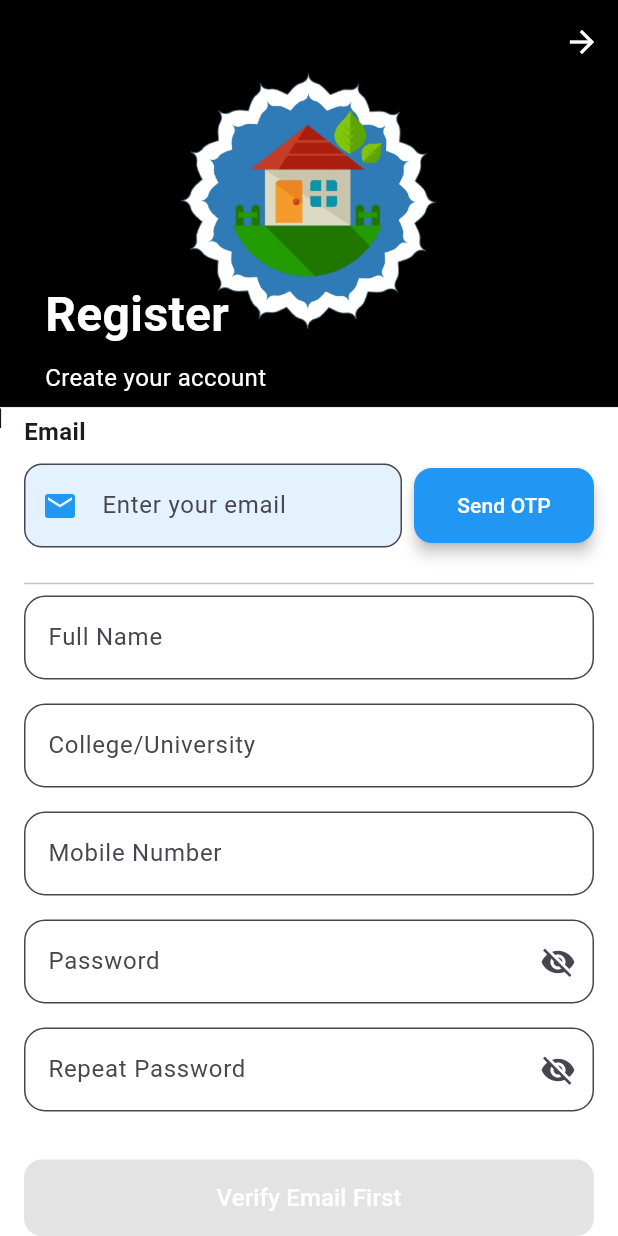
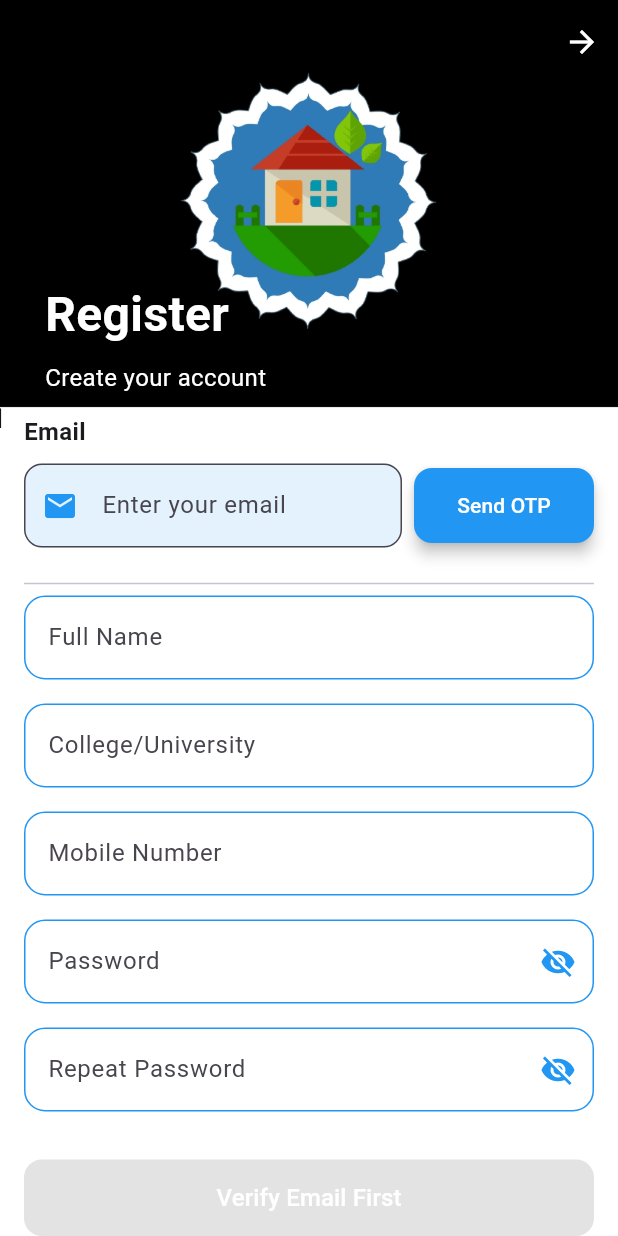
Before and after one commit to piyushbhakre/Asmolg, a Flutter app: the screen it shows after launch, after a tap on "Login", after a tap on "Register now", on a phone screen of 412 x 824 dp. Run offline on Flutter 3.47's test engine with Material 3 defaults, Android fonts, the phone set to English and light mode, and no system bars; our stand-ins replace awesome_notifications, carousel_slider, cherry_toast, cloud_firestore, device_info_plus, firebase_analytics and 11 more; missing offline and left inert: connectivity_wrapper, email_otp, flutter_upgrade_version, razorpay_flutter, screen_protector, syncfusion_flutter_pdfviewer; accounts and stored records are empty.

Commit message:
Simple Changes

```diff
--- a/lib/Authentication/LoginScreen.dart
+++ b/lib/Authentication/LoginScreen.dart
@@ -299,36 +299,72 @@ class _LoginScreenState extends State<LoginScreen> {
                 TextFormField(
                 controller: _emailController,
                 decoration: InputDecoration(
-                      hintText: 'Email',
                   labelText: 'Email',
-                      labelStyle: TextStyle(color: Colors.black54),
-                      errorText: _emailError,  // Show error next to email field
+                  labelStyle: TextStyle(color: Colors.black), // Label text color set to blue
+                  errorText: _emailError, // Show error next to email field
+                  errorStyle: TextStyle(color: Colors.redAccent), // Error text color
                   filled: true,
                   fillColor: Colors.white,
                   border: OutlineInputBorder(
                     borderRadius: BorderRadius.circular(8),
+                    borderSide: BorderSide(color: Colors.blue), // Default border color blue
+                  ),
+                  enabledBorder: OutlineInputBorder(
+                    borderRadius: BorderRadius.circular(8),
+                    borderSide: BorderSide(color: Colors.blue), // Blue border when enabled
+                  ),
+                  focusedBorder: OutlineInputBorder(
+                    borderRadius: BorderRadius.circular(8),
+                    borderSide: BorderSide(color: Colors.blue), // Blue border when focused
+                  ),
+                  disabledBorder: OutlineInputBorder(
+                    borderRadius: BorderRadius.circular(8),
+                    borderSide: BorderSide(color: Colors.blue), // Blue border when disabled
+                  ),
+                  prefixIcon: Icon(
+                    Icons.email,
+                    color: Colors.blue, // Prefix icon color set to blue
                   ),
                 ),
+                cursorColor: Colors.blueAccent, // Cursor color set to blue
+                keyboardType: TextInputType.emailAddress, // Ensures email-specific keyboard
+                style: TextStyle(fontSize: 16), // Text style
                 ),
                   SizedBox(height: 16),
                 TextFormField(
                   controller: _passwordController,
                   obscureText: _obscureTextPassword,
                   decoration: InputDecoration(
-                      hintText: 'Password',
                     labelText: 'Password',
-                      labelStyle: TextStyle(color: Colors.black54),
-                      errorText: _passwordError,  // Show error next to password field
+                    labelStyle: TextStyle(color: Colors.black), // Label text color set to blue
+                    errorText: _passwordError, // Show error next to password field
+                    errorStyle: TextStyle(color: Colors.redAccent), // Error text color
                     filled: true,
                     fillColor: Colors.white,
                     border: OutlineInputBorder(
                       borderRadius: BorderRadius.circular(8),
+                      borderSide: BorderSide(color: Colors.blue), // Default border color blue
+                    ),
+                    enabledBorder: OutlineInputBorder(
+                      borderRadius: BorderRadius.circular(8),
+                      borderSide: BorderSide(color: Colors.blue), // Blue border when enabled
+                    ),
+                    prefixIcon: Icon(
+                      Icons.password,
+                      color: Colors.blue, // Prefix icon color set to blue
+                    ),
+                    focusedBorder: OutlineInputBorder(
+                      borderRadius: BorderRadius.circular(8),
+                      borderSide: BorderSide(color: Colors.blue), // Blue border when focused
+                    ),
+                    disabledBorder: OutlineInputBorder(
+                      borderRadius: BorderRadius.circular(8),
+                      borderSide: BorderSide(color: Colors.blue), // Blue border when disabled
                     ),
                     suffixIcon: IconButton(
                       icon: Icon(
-                          _obscureTextPassword
-                              ? Icons.visibility_off
-                              : Icons.visibility,
+                        _obscureTextPassword ? Icons.visibility_off : Icons.visibility,
+                        color: Colors.blue, // Suffix icon color set to blue
                       ),
                       onPressed: () {
                         setState(() {
@@ -337,7 +373,9 @@ class _LoginScreenState extends State<LoginScreen> {
                       },
                     ),
                   ),
+                  cursorColor: Colors.blueAccent, // Cursor color set to blue
                 ),
+
                 SizedBox(height: 16),
                   Align(
                     alignment: Alignment.centerRight,
@@ -394,7 +432,7 @@ class _LoginScreenState extends State<LoginScreen> {
                       ),
                     ],
                   ),
-                ],
+              ]
               ),
               ),
             ),
@@ -405,7 +443,7 @@ class _LoginScreenState extends State<LoginScreen> {
                 color: Colors.black.withOpacity(0.5),
                 child: Center(
                   child: LoadingAnimationWidget.staggeredDotsWave(
-                    color: Colors.white,
+                    color: Colors.blueAccent,
                     size: 50,
                   ),
                 ),
--- a/lib/Authentication/RegisterPage.dart
+++ b/lib/Authentication/RegisterPage.dart
@@ -197,9 +197,6 @@ class _RegisterPageState extends State<RegisterPage> {
     });
 
     try {
-      // Create a user in Firebase Authentication
-      UserCredential userCredential = await FirebaseAuth.instance
-          .createUserWithEmailAndPassword(email: email, password: password);
 
       // Store additional details in Firestore
       await FirebaseFirestore.instance.collection('users').doc(email).set({
@@ -495,6 +492,7 @@ class _RegisterPageState extends State<RegisterPage> {
                         ),
                       ),
                     ),
+                    SizedBox(height: 20)
                   ],
                 ),
               ),
@@ -506,7 +504,7 @@ class _RegisterPageState extends State<RegisterPage> {
               color: Colors.black.withOpacity(0.5),
               child: Center(
                 child: LoadingAnimationWidget.staggeredDotsWave(
-                  color: Colors.white,
+                  color: Colors.blueAccent,
                   size: 50,
                 ),
               ),
@@ -516,8 +514,6 @@ class _RegisterPageState extends State<RegisterPage> {
       ),
     );
   }
-
-
 
   Widget _buildLargerTextField({
     required TextEditingController controller,
@@ -530,19 +526,31 @@ class _RegisterPageState extends State<RegisterPage> {
       controller: controller,
       keyboardType: keyboardType,
       inputFormatters: inputFormatters,
+      cursorColor: Colors.blueAccent,
       decoration: InputDecoration(
         labelText: label,
         hintText: hintText,
-        filled: true,
-        fillColor: Colors.white,
         border: OutlineInputBorder(
           borderRadius: BorderRadius.circular(14),
+          borderSide: BorderSide(color: Colors.blue),
+        ),
+        enabledBorder: OutlineInputBorder(
+          borderRadius: BorderRadius.circular(14),
+          borderSide: BorderSide(color: Colors.blue),
+        ),
+        focusedBorder: OutlineInputBorder(
+          borderRadius: BorderRadius.circular(14),
+          borderSide: BorderSide(color: Colors.blue),
+        ),
+        disabledBorder: OutlineInputBorder(
+          borderRadius: BorderRadius.circular(14),
+          borderSide: BorderSide(color: Colors.blue),
         ),
       ),
+      style: TextStyle(fontSize: 16),
     );
   }
 
-  /// Helper to build a password field with toggle visibility.
   Widget _buildPasswordField({
     required TextEditingController controller,
     required String label,
@@ -555,17 +563,35 @@ class _RegisterPageState extends State<RegisterPage> {
       obscureText: obscureText,
       decoration: InputDecoration(
         labelText: label,
-        hintText: hintText,
+        hintText: hintText, // Hint text color set to blue
         filled: true,
         fillColor: Colors.white,
         border: OutlineInputBorder(
           borderRadius: BorderRadius.circular(14),
+          borderSide: BorderSide(color: Colors.blue), // Default border color blue
+        ),
+        enabledBorder: OutlineInputBorder(
+          borderRadius: BorderRadius.circular(14),
+          borderSide: BorderSide(color: Colors.blue), // Blue border when enabled
+        ),
+        focusedBorder: OutlineInputBorder(
+          borderRadius: BorderRadius.circular(14),
+          borderSide: BorderSide(color: Colors.blue), // Blue border when focused
+        ),
+        disabledBorder: OutlineInputBorder(
+          borderRadius: BorderRadius.circular(14),
+          borderSide: BorderSide(color: Colors.blue), // Blue border when disabled
         ),
         suffixIcon: IconButton(
-          icon: Icon(obscureText ? Icons.visibility_off : Icons.visibility),
+          icon: Icon(
+            obscureText ? Icons.visibility_off : Icons.visibility,
+            color: Colors.blue, // Icon color set to blue
+          ),
           onPressed: onToggle,
         ),
       ),
+      cursorColor: Colors.blueAccent, // Cursor color set to blue
     );
+
   }
 }
--- a/lib/MainScreeens/DashboardScreen.dart
+++ b/lib/MainScreeens/DashboardScreen.dart
@@ -306,7 +306,7 @@ class _DashboardScreenState extends State<DashboardScreen> {
             color: Colors.white.withOpacity(0.8),
             child: Center(
               child: LoadingAnimationWidget.staggeredDotsWave(
-                color: Colors.black,
+                color: Colors.blueAccent,
                 size: 50,
               ),
             ),
```
Also changed, not shown: lib/MainScreeens/contentPreview.dart (indentation only). Lines whose indentation alone changed are shown as unchanged.
